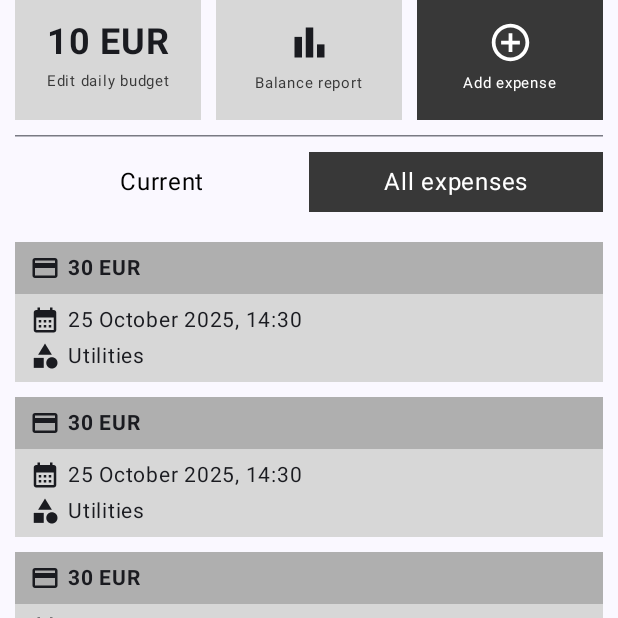
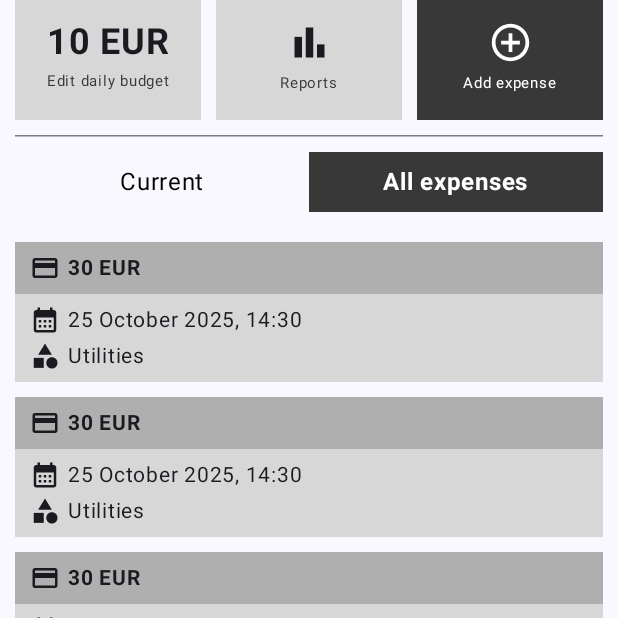
Before and after one commit to ikaem/svarc, an Android app built with Jetpack Compose: the screen it shows after launch (MainActivity), tab 2 chosen, on a phone screen of 412 x 824 dp, the top half of it. Run offline under Robolectric (Android 15) with nearby library versions, the phone set to English and light mode, and no system bars.

```diff
--- a/app/src/main/java/com/imkaem/android/svarc/SvarcComposableApp.kt
+++ b/app/src/main/java/com/imkaem/android/svarc/SvarcComposableApp.kt
@@ -4,12 +4,22 @@ import androidx.navigation.compose.NavHost
 import androidx.navigation.compose.composable
 import androidx.navigation.compose.rememberNavController
 import com.imkaem.android.svarc.core.presentation.screens.HomeScreen
+import com.imkaem.android.svarc.costs.presentation.screens.ReportsScreen
 
 @Composable
 fun SvarcComposableApp(
 ) {
 
     val navController: NavHostController = rememberNavController()
+
+
+    fun onNavigateBack() {
+        navController.popBackStack()
+    }
+
+    fun onNavigateToReports() {
+        navController.navigate("reports")
+    }
 
     NavHost(
         startDestination = "home",
@@ -18,8 +28,22 @@ fun SvarcComposableApp(
         composable(
             route = "home",
         ) {
-            HomeScreen()
+            HomeScreen(
+                onNavigateToReports = ::onNavigateToReports,
+            )
         }
+
+        composable(
+            route = "reports",
+        ) {
+
+            ReportsScreen(
+                onNavigateBack = ::onNavigateBack,
+            )
+
+        }
+
+
     }
 
 
--- a/app/src/main/java/com/imkaem/android/svarc/core/presentation/screens/HomeScreen.kt
+++ b/app/src/main/java/com/imkaem/android/svarc/core/presentation/screens/HomeScreen.kt
@@ -1,19 +1,12 @@
 package com.imkaem.android.svarc.core.presentation.screens
 
+import CustomTabbedView
 import HomeScreenCostsActions
-import androidx.compose.foundation.background
-import androidx.compose.foundation.layout.Arrangement
 import androidx.compose.foundation.layout.Column
-import androidx.compose.foundation.layout.Row
 import androidx.compose.foundation.layout.fillMaxWidth
-import androidx.compose.foundation.layout.height
 import androidx.compose.foundation.layout.padding
-import androidx.compose.foundation.lazy.LazyColumn
 import androidx.compose.material3.HorizontalDivider
 import androidx.compose.material3.Scaffold
-import androidx.compose.material3.Tab
-import androidx.compose.material3.TabRow
-import androidx.compose.material3.Text
 import androidx.compose.runtime.Composable
 import androidx.compose.runtime.mutableIntStateOf
 import androidx.compose.runtime.remember
@@ -21,18 +14,12 @@ import androidx.compose.ui.Modifier
 import androidx.compose.ui.unit.dp
 import com.imkaem.android.svarc.core.presentation.widgets.HomeScreenAllCosts
 import com.imkaem.android.svarc.core.presentation.widgets.HomeScreenCurrentCosts
-import com.imkaem.android.svarc.core.presentation.widgets.HomeScreenCurrentCostsPeriod
-import com.imkaem.android.svarc.core.presentation.widgets.HomeScreenCurrentCostsToday
-import com.imkaem.android.svarc.ui.theme.ColorBlack
-import com.imkaem.android.svarc.ui.theme.ColorGreyDark
-import com.imkaem.android.svarc.ui.theme.ColorGreyLight
-import com.imkaem.android.svarc.ui.theme.ColorWhite
 
 @Composable
-fun HomeScreen() {
-    val selectedTabIndex = remember() { mutableIntStateOf(1) }
-
-
+fun HomeScreen(
+    onNavigateToReports: () -> Unit,
+) {
+    val selectedTabIndex = remember { mutableIntStateOf(0) }
 
     Scaffold { padding ->
         Column(
@@ -40,6 +27,7 @@ fun HomeScreen() {
         ) {
 
             HomeScreenCostsActions(
+                onNavigateToReports,
                 modifier = Modifier.padding(horizontal = 10.dp)
             )
 
@@ -47,51 +35,16 @@ fun HomeScreen() {
                 modifier = Modifier.padding(10.dp)
             )
 
-            TabRow(
-                /* TODO should use view model for this */
-                selectedTabIndex = selectedTabIndex.intValue,
-                modifier = Modifier
-                    .fillMaxWidth()
-                    .padding(horizontal = 10.dp)
-                    .height(40.dp),
-                divider = {},
-                indicator = {}
-            ) {
-
-
-                listOf<String>("Current", "All expenses").forEachIndexed { index, value ->
-                    val isTabSelected = selectedTabIndex.intValue == index
-
-                    Tab(
-                        selected = isTabSelected,
-                        onClick = { selectedTabIndex.intValue = index },
-                        unselectedContentColor = ColorBlack,
-                        selectedContentColor = ColorWhite,
-                        modifier = Modifier.let {
-                            if (isTabSelected) {
-                                it.background(ColorGreyDark)
-                            } else {
-                                it
-                            }
-                        }
-
-                    ) {
-                        Text(
-                            text = value,
-                            modifier = Modifier.padding(16.dp)
-                        )
-                    }
-                }
-
-            }
-
-            when (selectedTabIndex.intValue) {
-                0 -> HomeScreenCurrentCosts()
-
-                1 -> HomeScreenAllCosts()
-            }
-
-
+            CustomTabbedView(
+                currentTabIndex = selectedTabIndex.intValue,
+                onTabSelected = { index -> selectedTabIndex.intValue = index },
+                tabLabels = listOf("Current", "All expenses"),
+                tabs = listOf(
+                    { HomeScreenCurrentCosts() },
+                    { HomeScreenAllCosts() }
+                ),
+                modifier = Modifier.padding(horizontal = 10.dp)
+            )
         }
 
 
--- /dev/null
+++ b/app/src/main/java/com/imkaem/android/svarc/core/presentation/widgets/CustomTabbedView.kt
@@ -0,0 +1,134 @@
+import androidx.compose.foundation.background
+import androidx.compose.foundation.layout.fillMaxWidth
+import androidx.compose.foundation.layout.height
+import androidx.compose.foundation.layout.padding
+import androidx.compose.foundation.layout.wrapContentHeight
+import androidx.compose.material3.ScrollableTabRow
+import androidx.compose.material3.Tab
+import androidx.compose.material3.TabRow
+import androidx.compose.material3.TabRowDefaults
+import androidx.compose.material3.Text
+import androidx.compose.runtime.Composable
+import androidx.compose.ui.Modifier
+import androidx.compose.ui.graphics.Color
+import androidx.compose.ui.text.font.FontWeight
+import androidx.compose.ui.unit.TextUnit
+import androidx.compose.ui.unit.dp
+import androidx.compose.ui.unit.sp
+import com.imkaem.android.svarc.ui.theme.ColorBlack
+import com.imkaem.android.svarc.ui.theme.ColorGreyDark
+import com.imkaem.android.svarc.ui.theme.ColorGreyLight
+import com.imkaem.android.svarc.ui.theme.ColorGreyLighter
+import com.imkaem.android.svarc.ui.theme.ColorWhite
+
+@Composable
+fun CustomTabbedView(
+    currentTabIndex: Int,
+    onTabSelected: (index: Int) -> Unit,
+    tabLabels: List<String>,
+    tabs: List<@Composable () -> Unit>,
+    modifier: Modifier = Modifier,
+    tabLabelTextSize: TextUnit = 16.sp,
+    isScrollable: Boolean = false,
+    containerColor: Color = Color.Transparent,
+    activeContainerColor: Color = ColorGreyDark,
+) {
+
+    CustomTabRow(
+        /* TODO should use view model for this */
+        currentTabIndex = currentTabIndex,
+        isScrollable = isScrollable,
+        containerColor = containerColor,
+        modifier = modifier
+            .fillMaxWidth()
+//            .padding(horizontal = 5.dp)
+            /* TODO what does this do */
+//            .wrapContentHeight()
+//            .padding(horizontal = 10.dp)
+            .height(40.dp),
+    ) {
+
+
+//        listOf<String>("Current", "All expenses").forEachIndexed { index, value ->
+        tabLabels.forEachIndexed { index, value ->
+//            val isTabSelected = selectedTabIndex.intValue == index
+            val isTabSelected = currentTabIndex == index
+
+            Tab(
+                selected = isTabSelected,
+//                onClick = { selectedTabIndex.intValue = index },
+                onClick = { onTabSelected(index) },
+                unselectedContentColor = ColorBlack,
+                selectedContentColor = ColorWhite,
+//                modifier = Modifier.width(100.dp)
+                modifier = Modifier
+                    .let {
+                        if (isTabSelected) {
+                            it.background(activeContainerColor)
+                        } else {
+                            it
+                        }
+                    }
+//                    .width(200.dp)
+            ) {
+                Text(
+                    text = value,
+                    fontSize = tabLabelTextSize,
+                    fontWeight = if (isTabSelected) FontWeight.Bold else FontWeight.Normal,
+                    modifier = Modifier.padding(10.dp)
+                )
+            }
+        }
+
+    }
+
+    val currentComposable = tabs[currentTabIndex]
+    currentComposable()
+
+//    when (selectedTabIndex.intValue) {
+//        0 -> HomeScreenCurrentCosts()
+//
+//        1 -> HomeScreenAllCosts()
+//    }
+
+
+}
+
+@Composable
+fun CustomTabRow(
+    currentTabIndex: Int,
+    isScrollable: Boolean,
+    containerColor: Color,
+    modifier: Modifier = Modifier,
+    tabs: @Composable () -> Unit,
+
+//    onTabSelected: (index: Int) -> Unit,
+//    tabLabels: List<String>,
+//    tabLabelTextSize: TextUnit,
+) {
+
+    when (isScrollable) {
+        true -> ScrollableTabRow(
+            selectedTabIndex =  currentTabIndex,
+            modifier = modifier,
+            containerColor = containerColor,
+            divider = {},
+            indicator = {},
+//            edgePadding = 10.dp,
+//            edgePadding = TabRowDefaults.ScrollableTabRowEdgeStartPadding
+            edgePadding = 0.dp,
+        ) {
+            tabs()
+        }
+        else -> TabRow(
+            selectedTabIndex = currentTabIndex,
+            modifier = modifier,
+            containerColor = containerColor,
+            divider = {},
+            indicator = {},
+        ) {
+            tabs()
+        }
+    }
+
+}
--- a/app/src/main/java/com/imkaem/android/svarc/core/presentation/widgets/HomeScreenCostsAction.kt
+++ b/app/src/main/java/com/imkaem/android/svarc/core/presentation/widgets/HomeScreenCostsAction.kt
@@ -49,9 +49,12 @@ import kotlin.time.ExperimentalTime
 *https://medium.com/javarevisited/why-you-shouldnt-use-localdatetime-to-avoid-production-issues-d2833fc7df41
 * */
 
+
+/* TODO this needs splitting into more atomic widgets */
 @OptIn(ExperimentalMaterial3Api::class, ExperimentalTime::class)
 @Composable
 fun HomeScreenCostsActions(
+    onNavigateToReports: () -> Unit,
     modifier: Modifier = Modifier
 ) {
     val scope = rememberCoroutineScope()
@@ -137,19 +140,10 @@ fun HomeScreenCostsActions(
 
     val selectedMonthPeriodDailyBudget = remember {
         mutableStateOf<String?>(null)
-//        mutableStateOf(
-//            selectedMonthPeriod.value.amount.let { cents ->
-//                /* TODO extract this formtter, so it can be reused here and in on change? or maybe is not needed becasuse we get string there  */
-//                val euros = cents / 100.00
-//                val formatted = String.format(Locale.getDefault(), "%.2f", euros)
-//                formatted
-//            }
-//        )
     }
 
 
-
-
+    /* TODO this should be extracted somehow, so it does not pollute this */
     when {
 
         showTimePickerDialog.value -> {
@@ -306,35 +300,7 @@ fun HomeScreenCostsActions(
 
                 )
         }
-
-
     }
-
-    /* just placeholder */
-//    EditDailyBudgetBottomSheet(
-//        onDismissRequest = {
-//            scope.launch {
-//                editDailyBudgetBottomSheetState.hide()
-//            }
-//        },
-//        sheetState = editDailyBudgetBottomSheetState,
-//        onSave = {},
-//        onCancel = {},
-//        modifier = Modifier
-//            .fillMaxWidth()
-//            .padding(vertical = 10.dp),
-//        monthPeriods = monthPeriods,
-//        selectedMonthPeriod = selectedMonthPeriod.value,
-//        onChangeSelectedMonthPeriod = {
-//            selectedMonthPeriod.value = it
-//        },
-//        selectedMonthPeriodDailyBudgetValue = selectedMonthPeriodDailyBudget.value,
-//        onChangeSelectedMonthPeriodDailyBudgetValue = {
-//            selectedMonthPeriodDailyBudget.value = it
-//        }
-//    )
-
-    /* ------- */
 
     Row(
         modifier = modifier
@@ -363,16 +329,19 @@ fun HomeScreenCostsActions(
             )
         }
         CostsAction(
-            modifier = Modifier.weight(1f)
+            modifier = Modifier.weight(1f).clickable {
+//                Log.d("HomeScreen", "Navigate to reports")
+                onNavigateToReports()
+            }
         ) {
             Icon(
                 Icons.Filled.BarChart,
-                contentDescription = "Balance report icon",
+                contentDescription = "Report icon",
                 modifier = Modifier.size(30.dp)
 
             )
             Text(
-                "Balance report",
+                "Reports",
                 fontSize = 10.sp,
                 color = ColorGreyDark,
             )
--- a/app/src/main/java/com/imkaem/android/svarc/ui/theme/Color.kt
+++ b/app/src/main/java/com/imkaem/android/svarc/ui/theme/Color.kt
@@ -3,6 +3,7 @@ package com.imkaem.android.svarc.ui.theme
 import androidx.compose.ui.graphics.Color
 
 /* TODO this should be integrated into theme eventually */
+val ColorGreyLighterEr = Color(0xFFEDEDED)
 val ColorGreyLighter = Color(0xFFD7D7D7)
 val ColorGreyLight = Color(0xFFAFAFAF)
 val ColorGrey = Color(0xFF797979)
```
Also changed, not shown: app/src/main/java/com/imkaem/android/svarc/core/presentation/widgets/HomeScreenCurrentCosts.kt (+6 -1 lines), app/src/main/java/com/imkaem/android/svarc/costs/presentation/screens/ReportsScreen.kt (added, +67 -0 lines), app/src/main/java/com/imkaem/android/svarc/costs/presentation/widgets/ReportsScreenGraphs.kt (added, +276 -0 lines), app/src/main/java/com/imkaem/android/svarc/costs/utils/values/DateSpentValue.kt (added, +14 -0 lines), app/src/main/java/com/imkaem/android/svarc/costs/utils/values/GraphRowValue.kt (added, +11 -0 lines), 1 other file.
